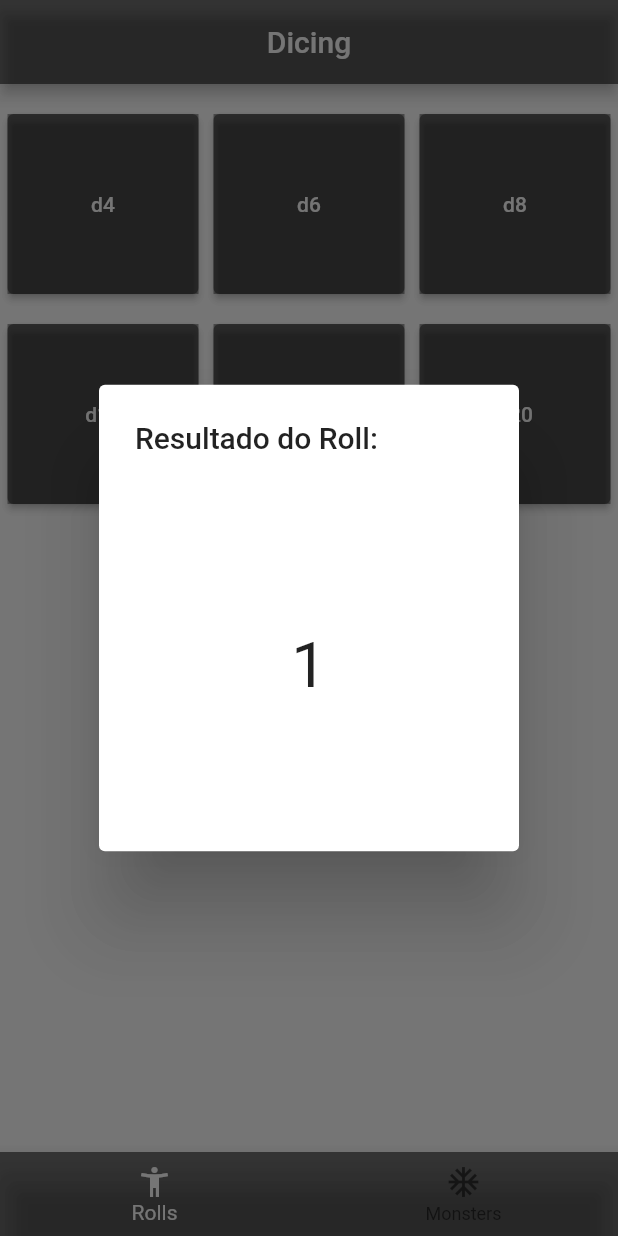
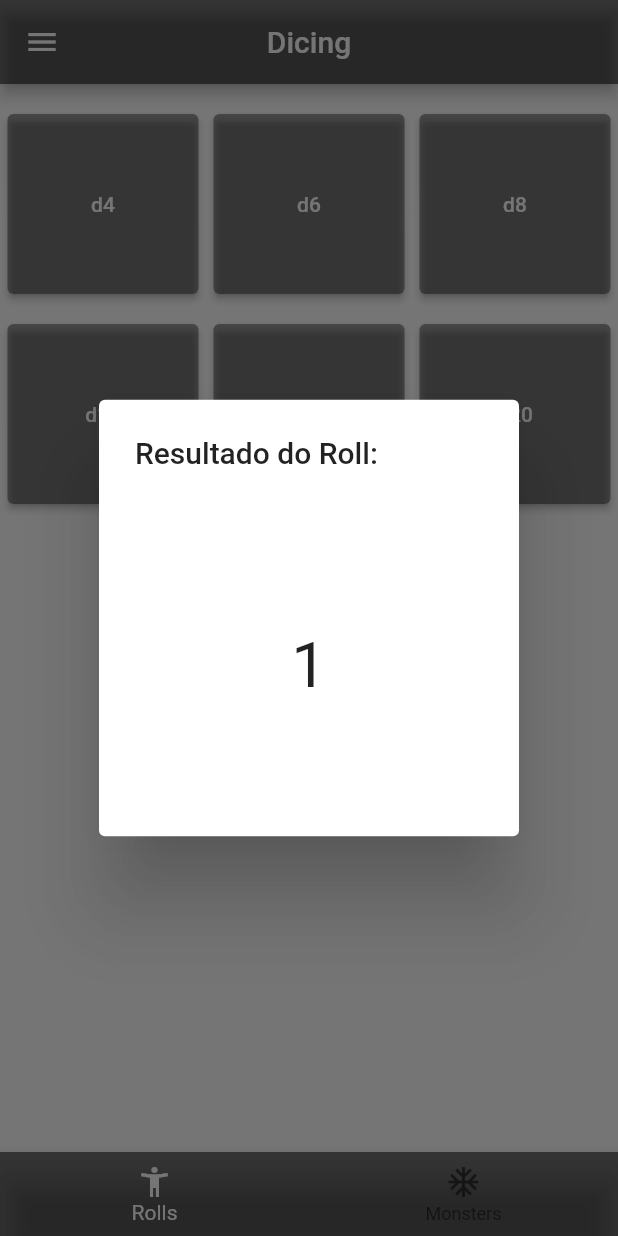
Before and after one commit to lucasac04/First_Flutter_Project, a Flutter app: the screen it shows after launch, after a tap on "d4", on a phone screen of 412 x 824 dp. Run offline on Flutter 3.47's test engine with Material 2 defaults, Android fonts, the phone set to English and light mode, and no system bars.

Commit message:
custom_button_widget.dart added

```diff
--- a/lib/Pages/home_page.dart
+++ b/lib/Pages/home_page.dart
@@ -2,23 +2,25 @@ import 'package:flutter/material.dart';
 import 'package:teste/Pages/pagesViews/PageRolls.dart';
 
 class HomePage extends StatefulWidget {
+  const HomePage({super.key});
+
   @override
   State<HomePage> createState() => _HomePageState();
 }
 
 class _HomePageState extends State<HomePage> {
-  PageController _pageController = new PageController();
+  final PageController _pageController = PageController();
   int indexBottomNavigationBar = 0;
   @override
   Widget build(BuildContext context) {
-    final height = MediaQuery
-        .of(context)
-        .size
-        .height;
-    final width = MediaQuery
-        .of(context)
-        .size
-        .width;
+    //final heightDevice = MediaQuery
+    //.of(context)
+    //.size
+    //.height;
+    //final widthDevice = MediaQuery
+    //.of(context)
+    //.size
+    //.width;
 
     return Scaffold(
       backgroundColor: Colors.white70,
@@ -28,18 +30,27 @@ class _HomePageState extends State<HomePage> {
         centerTitle: true,
         backgroundColor: Colors.black54,
       ),
+      drawer: Drawer(
+        child: ListView(
+          children: const [
+            ListTile(
+              title: Text('History'),
+            )
+          ],
+        ),
+      ),
       body: PageView(
         physics: const NeverScrollableScrollPhysics(),
         controller: _pageController,
         children: [
-          PageRolls(),
+          const PageRolls(),
           Container(
             color: Colors.green,
           )
         ],
       ),
       bottomNavigationBar: BottomNavigationBar(
-        backgroundColor: Colors.black54,
+          backgroundColor: Colors.black54,
           fixedColor: Colors.white,
           currentIndex: indexBottomNavigationBar,
           onTap: (int index) {
@@ -47,7 +58,8 @@ class _HomePageState extends State<HomePage> {
               indexBottomNavigationBar = index;
             });
             _pageController.animateToPage(index,
-                duration: const Duration(milliseconds: 300), curve: Curves.ease);
+                duration: const Duration(milliseconds: 300),
+                curve: Curves.ease);
           },
           items: const [
             BottomNavigationBarItem(
--- a/lib/Pages/pagesViews/PageRolls.dart
+++ b/lib/Pages/pagesViews/PageRolls.dart
@@ -1,23 +1,20 @@
-import 'dart:ffi';
 import 'dart:math';
+import 'package:flutter/material.dart';
+import 'package:teste/widgets/custom_button_widget.dart';
 
-import 'package:flutter/material.dart';
 
 class PageRolls extends StatefulWidget {
+  const PageRolls({super.key});
+
   @override
   State<PageRolls> createState() => _PageRolls();
 }
 
 class _PageRolls extends State<PageRolls> {
-
   @override
   Widget build(BuildContext context) {
-    double widthContainer = MediaQuery
-        .of(context)
-        .size
-        .width/3-10;
+    double widthContainer = MediaQuery.of(context).size.width / 3 - 10;
     double heigthContainer = 120;
-
     Future openDialog(int result) => showDialog(
         context: context,
         builder: (context) => AlertDialog(
@@ -25,8 +22,8 @@ class _PageRolls extends State<PageRolls> {
             title: const Text('Resultado do Roll:'),
             content: Container(
               margin: const EdgeInsets.only(top: 20),
-              height: 200,
-              width: 160,
+              height: 180,
+              width: 140,
               child: Center(
                 child: Text(
                   '$result',
@@ -41,45 +38,42 @@ class _PageRolls extends State<PageRolls> {
           mainAxisAlignment: MainAxisAlignment.spaceBetween,
           children: [
             Container(
-              margin: const EdgeInsets.only(top: 20,left: 5),
+              margin: const EdgeInsets.only(top: 20, left: 5),
               height: heigthContainer,
               width: widthContainer,
-              color: Colors.black38,
-              child: ElevatedButton(
-                style:
-                    ElevatedButton.styleFrom(backgroundColor: Colors.black38),
+              color: Colors.transparent,
+              child: CustomButtonWidget(
                 onPressed: () {
-                  openDialog(Random().nextInt(4) + 1);
+                  int result = Random().nextInt(4) + 1;
+                  openDialog(result);
                 },
-                child: const Text('d4'),
+                title: 'd4',
               ),
             ),
             Container(
               margin: const EdgeInsets.only(top: 20),
               height: heigthContainer,
               width: widthContainer,
-              color: Colors.black38,
-              child: ElevatedButton(
-                style:
-                    ElevatedButton.styleFrom(backgroundColor: Colors.black38),
+              color: Colors.transparent,
+              child: CustomButtonWidget(
                 onPressed: () {
-                  openDialog(Random().nextInt(6) + 1);
+                  int result = Random().nextInt(6) + 1;
+                  openDialog(result);
                 },
-                child: const Text('d6'),
+                title: 'd6',
               ),
             ),
             Container(
-              margin: const EdgeInsets.only(top: 20,right: 5),
+              margin: const EdgeInsets.only(top: 20, right: 5),
               height: heigthContainer,
               width: widthContainer,
-              color: Colors.black38,
-              child: ElevatedButton(
-                style:
-                    ElevatedButton.styleFrom(backgroundColor: Colors.black38),
+              color: Colors.transparent,
+              child: CustomButtonWidget(
                 onPressed: () {
-                  openDialog(Random().nextInt(8) + 1);
+                  int result = Random().nextInt(8) + 1;
+                  openDialog(result);
                 },
-                child: const Text('d8'),
+                title: 'd8',
               ),
             ),
           ],
@@ -91,42 +85,39 @@ class _PageRolls extends State<PageRolls> {
               margin: const EdgeInsets.only(top: 20, left: 5),
               height: heigthContainer,
               width: widthContainer,
-              color: Colors.black38,
-              child: ElevatedButton(
-                style:
-                    ElevatedButton.styleFrom(backgroundColor: Colors.black38),
+              color: Colors.transparent,
+              child: CustomButtonWidget(
                 onPressed: () {
-                  openDialog(Random().nextInt(10) + 1);
+                  int result = Random().nextInt(10) + 1;
+                  openDialog(result);
                 },
-                child: const Text('d10'),
+                title: 'd10',
               ),
             ),
             Container(
               margin: const EdgeInsets.only(top: 20),
               height: heigthContainer,
               width: widthContainer,
-              color: Colors.black38,
-              child: ElevatedButton(
-                style:
-                    ElevatedButton.styleFrom(backgroundColor: Colors.black38),
+              color: Colors.transparent,
+              child: CustomButtonWidget(
                 onPressed: () {
-                  openDialog(Random().nextInt(12) + 1);
+                  int result = Random().nextInt(12) + 1;
+                  openDialog(result);
                 },
-                child: const Text('d12'),
+                title: 'd12',
               ),
             ),
             Container(
-              margin: const EdgeInsets.only(top: 20,right: 5),
+              margin: const EdgeInsets.only(top: 20, right: 5),
               height: heigthContainer,
               width: widthContainer,
-              color: Colors.black38,
-              child: ElevatedButton(
-                style:
-                    ElevatedButton.styleFrom(backgroundColor: Colors.black38),
+              color: Colors.transparent,
+              child: CustomButtonWidget(
                 onPressed: () {
-                  openDialog(Random().nextInt(20) + 1);
+                  int result = Random().nextInt(20) + 1;
+                  openDialog(result);
                 },
-                child: const Text('d20'),
+                title: 'd20',
               ),
             ),
           ],
--- a/lib/main.dart
+++ b/lib/main.dart
@@ -11,7 +11,7 @@ class MyApp extends StatelessWidget {
 
   @override
   Widget build(BuildContext context) {
-    return MaterialApp(
+    return const MaterialApp(
       debugShowCheckedModeBanner: false,
       home: HomePage(),
     );
--- /dev/null
+++ b/lib/widgets/custom_button_widget.dart
@@ -0,0 +1,24 @@
+import 'package:flutter/cupertino.dart';
+import 'package:flutter/material.dart';
+
+class CustomButtonWidget extends StatelessWidget {
+  final VoidCallback onPressed;
+  final String title;
+
+  const CustomButtonWidget({
+    Key? key,
+    required this.onPressed,
+    required this.title
+
+  }) : super(key: key);
+
+  @override
+  Widget build(BuildContext context) {
+    return ElevatedButton(
+      style:
+      ElevatedButton.styleFrom(backgroundColor: Colors.black38),
+      onPressed: onPressed,
+      child:Text(title),
+    );
+  }
+}
```
